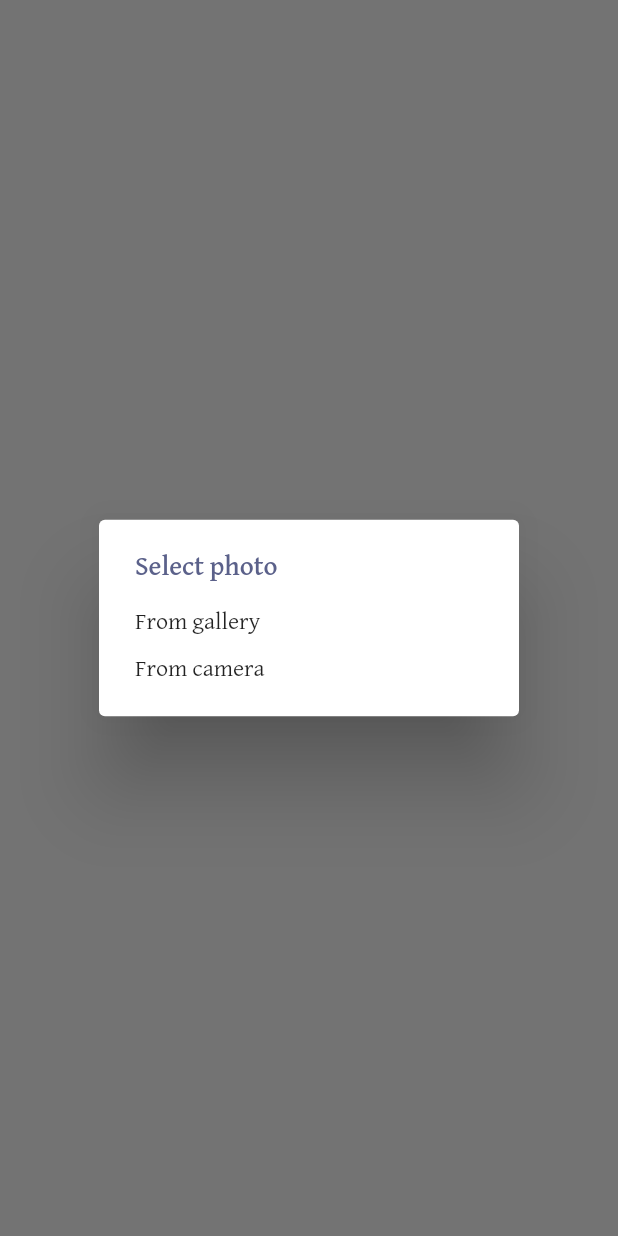
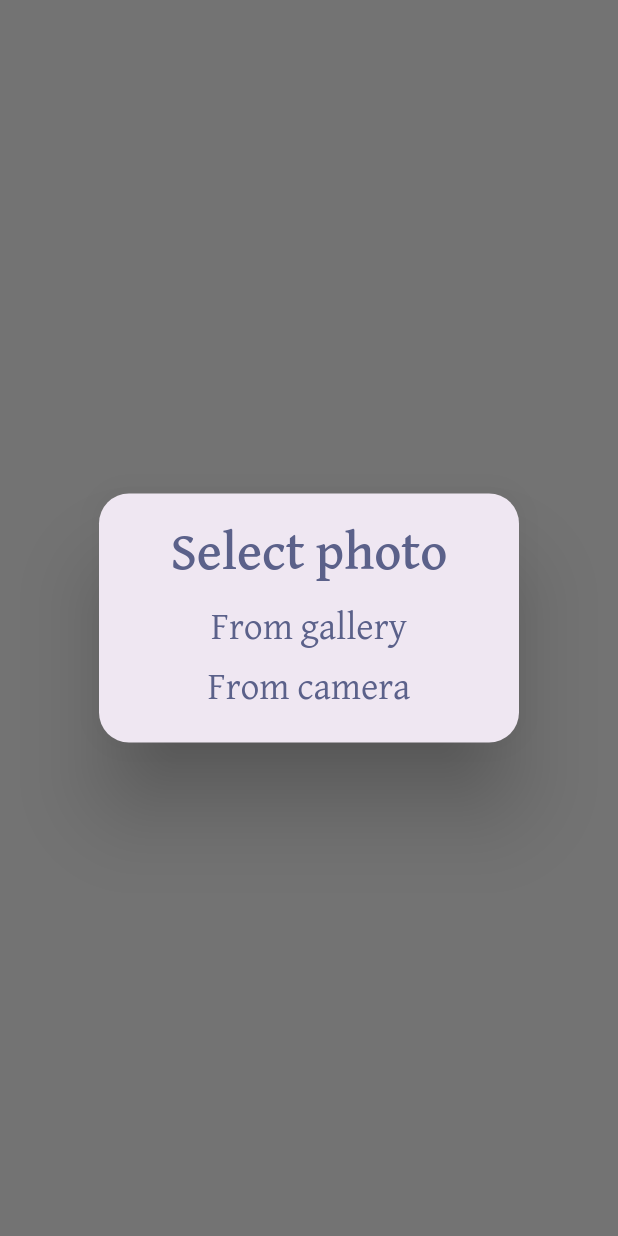
Before and after one commit to Amrmahmoud333/rafiq, a Flutter app: what showSelectionDialog() shows on an empty page, opened directly with empty values, on a phone screen of 412 x 824 dp. Run offline on Flutter 3.47's test engine with Material 2 defaults, Android fonts, the phone set to English and light mode, and no system bars; our stand-ins replace auto_size_text, bloc, conditional_builder_null_safety, device_preview, dio, flutter_bloc and 4 more; accounts and stored records are empty; network calls fail.

Commit message:
edit the show Dialog

```diff
--- a/lib/core/components/components.dart
+++ b/lib/core/components/components.dart
@@ -6,7 +6,7 @@ import 'package:rafiq/logic/cubit/profile_cubit/profile_cubit.dart';
 
 void showTosat({required msg, required state}) => Fluttertoast.showToast(
     msg: msg,
-    toastLength: Toast.LENGTH_LONG,
+    toastLength: Toast.LENGTH_SHORT,
     gravity: ToastGravity.BOTTOM,
     timeInSecForIosWeb: 5,
     backgroundColor: state ? Colors.green : Colors.amber,
@@ -34,12 +34,19 @@ void showSelectionDialog({
   required String select_profile_or_cover,
 }) async {
   await showDialog(
+    useSafeArea: true,
     context: context,
     builder: (_) => SimpleDialog(
-      title: Text('Select photo'),
+      backgroundColor: Color(0xffEFE7F2),
+      shape: RoundedRectangleBorder(borderRadius: BorderRadius.circular(20)),
+      titleTextStyle: Theme.of(context).textTheme.headline2,
+      title: Center(child: Text('Select photo')),
       children: [
         SimpleDialogOption(
-          child: Text('From gallery'),
+          child: Center(
+            child: Text('From gallery',
+                style: Theme.of(context).textTheme.headline4!),
+          ),
           onPressed: () async {
             await getImageFromGalleryOrCamera(
                 select_profile_or_cover, context, ImageSource.gallery);
@@ -48,7 +55,10 @@ void showSelectionDialog({
           },
         ),
         SimpleDialogOption(
-          child: Text('From camera'),
+          child: Center(
+            child: Text('From camera',
+                style: Theme.of(context).textTheme.headline4!),
+          ),
           onPressed: () async {
             await getImageFromGalleryOrCamera(
                 select_profile_or_cover, context, ImageSource.camera);
--- a/lib/views/profile/widgets/profile_home.dart
+++ b/lib/views/profile/widgets/profile_home.dart
@@ -36,7 +36,7 @@ class ProfileHome extends StatelessWidget {
                   ),
                 ),
                 elevation: 0,
-                backgroundColor: const Color(0xffF7F4F8),
+                backgroundColor: Color(0xffEFE7F2),
                 bottom: TabBar(
                   controller: tabController,
                   labelPadding: EdgeInsets.only(bottom: h(6)),
@@ -95,7 +95,7 @@ class ProfileHome extends StatelessWidget {
             ),
             Expanded(
               child: Container(
-                color: const Color(0xffF7F4F8),
+                color: Color(0xffEFE7F2),
                 width: w(373),
                 child: TabBarView(
                   physics: NeverScrollableScrollPhysics(),
```
